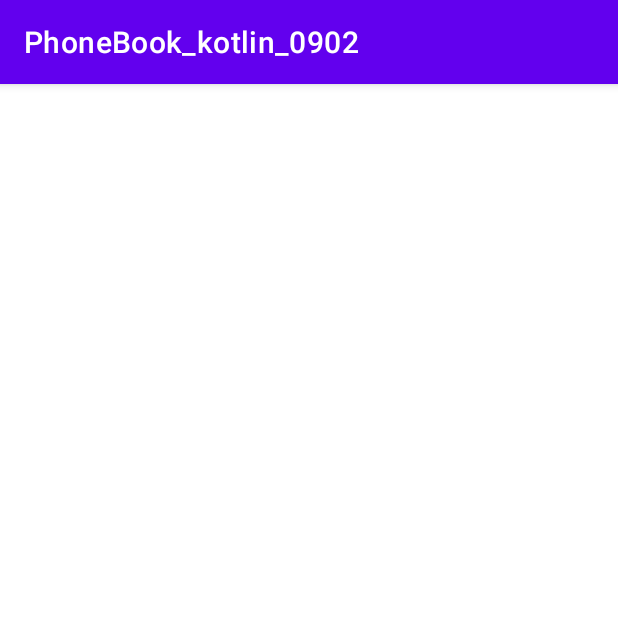
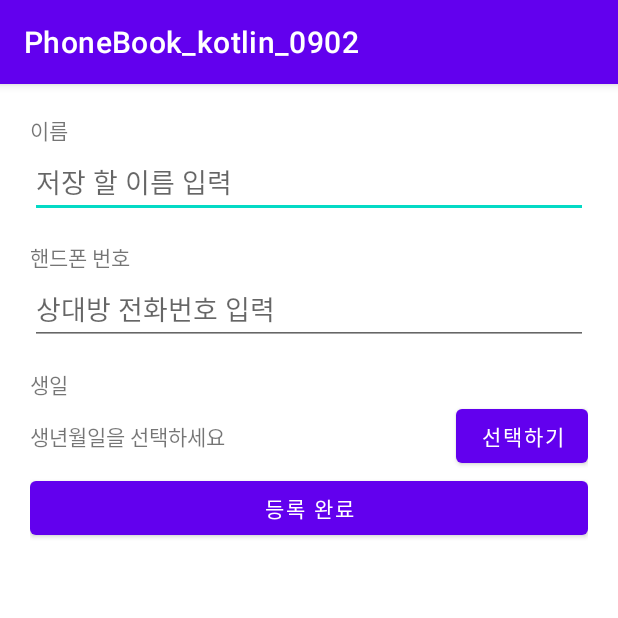
Before and after one commit to r2872/PhoneBook_kotlin_0902, an Android app: the EditPhoneNumActivity screen opened directly, with no data from a screen before it, on a phone screen of 412 x 824 dp, the top half of it. Run offline under Robolectric (Android 15) with nearby library versions, the light colour scheme and no system bars.

Commit message:
폰번 입력화면 작업

```diff
--- a/app/src/main/res/layout/activity_edit_phone_num.xml
+++ b/app/src/main/res/layout/activity_edit_phone_num.xml
@@ -4,6 +4,70 @@
     xmlns:tools="http://schemas.android.com/tools"
     android:layout_width="match_parent"
     android:layout_height="match_parent"
+    android:orientation="vertical"
+    android:padding="20dp"
     tools:context=".EditPhoneNumActivity">
 
+    <TextView
+        android:layout_width="wrap_content"
+        android:layout_height="wrap_content"
+        android:text="이름" />
+
+    <EditText
+        android:id="@+id/name_Edt"
+        android:layout_width="match_parent"
+        android:layout_height="wrap_content"
+        android:hint="저장 할 이름 입력"
+        android:singleLine="true" />
+
+    <TextView
+        android:layout_width="wrap_content"
+        android:layout_height="wrap_content"
+        android:layout_marginTop="15dp"
+        android:text="핸드폰 번호" />
+
+    <EditText
+        android:id="@+id/phoneNum_Edt"
+        android:layout_width="match_parent"
+        android:layout_height="wrap_content"
+        android:hint="상대방 전화번호 입력"
+        android:inputType="phone"
+        android:singleLine="true" />
+
+    <TextView
+        android:layout_width="wrap_content"
+        android:layout_height="wrap_content"
+        android:layout_marginTop="15dp"
+        android:text="생일" />
+
+    <LinearLayout
+        android:layout_width="match_parent"
+        android:layout_height="wrap_content"
+        android:orientation="horizontal">
+
+        <TextView
+            android:id="@+id/birthDay_Txt"
+            android:layout_width="wrap_content"
+            android:layout_height="wrap_content"
+            android:text="생년월일을 선택하세요" />
+
+        <TextView
+            android:layout_width="0dp"
+            android:layout_height="wrap_content"
+            android:layout_weight="1" />
+
+        <Button
+            android:id="@+id/selectBirth_Btn"
+            android:layout_width="wrap_content"
+            android:layout_height="wrap_content"
+            android:text="선택하기" />
+
+    </LinearLayout>
+
+    <Button
+        android:id="@+id/ok_Btn"
+        android:layout_width="match_parent"
+        android:layout_height="wrap_content"
+        android:text="등록 완료" />
+
 </LinearLayout>
```
